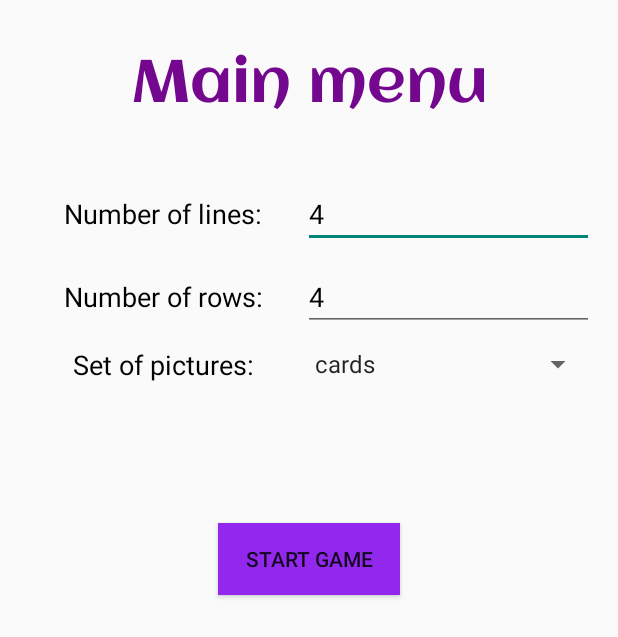
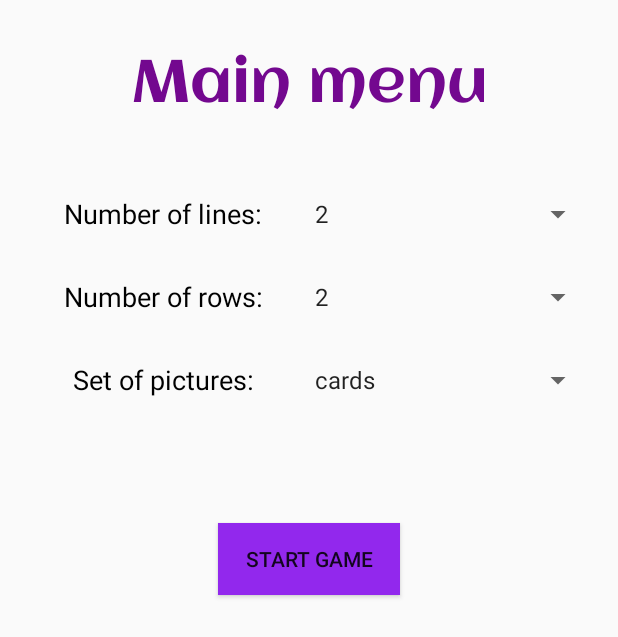
Before and after one commit to komead/laba1MT, an Android app: the screen it shows after launch (MainMenuActivity), on a phone screen of 412 x 824 dp. Shown: the top 637 px of the screen. Run offline under Robolectric (Android 15) with nearby library versions, the light colour scheme and no system bars.

Commit message:
теперь размер поля не нужно вводить, его можно выбрать из заданных значений

```diff
--- a/app/src/main/java/com/example/kapitanov1/MainMenuActivity.java
+++ b/app/src/main/java/com/example/kapitanov1/MainMenuActivity.java
@@ -20,16 +20,14 @@ public class MainMenuActivity extends AppCompatActivity {
         setContentView(R.layout.activity_main_menu);
 
         // Находим элементы интерфейса по их ID
-        EditText etRows = findViewById(R.id.etRows);
-        EditText etColumns = findViewById(R.id.etColumns);
+        Spinner etRows = findViewById(R.id.etRows);
+        Spinner etColumns = findViewById(R.id.etColumns);
         Button btnStartGame = findViewById(R.id.btnApplySize);
         Spinner spinnerPictureCollection = findViewById(R.id.spinnerPictureCollection);
 
-        // ставим значение по умолчанию
-        etRows.setText("4");
-        etColumns.setText("4");
-
         // Получение массива строк из ресурсов
+        String[] rowsArray = getResources().getStringArray(R.array.allowed_rows);
+        String[] columnsArray = getResources().getStringArray(R.array.allowed_columns);
         String[] dataArray = getResources().getStringArray(R.array.picture_collections);
 
         // Создание адаптера и заполнение Spinner
@@ -37,13 +35,21 @@ public class MainMenuActivity extends AppCompatActivity {
         adapter.setDropDownViewResource(android.R.layout.simple_spinner_dropdown_item);
         spinnerPictureCollection.setAdapter(adapter);
 
+        ArrayAdapter<String> adapterRows = new ArrayAdapter<>(this, android.R.layout.simple_spinner_item, rowsArray);
+        adapterRows.setDropDownViewResource(android.R.layout.simple_spinner_dropdown_item);
+        etRows.setAdapter(adapterRows);
+
+        ArrayAdapter<String> adapterColumns = new ArrayAdapter<>(this, android.R.layout.simple_spinner_item, columnsArray);
+        adapterColumns.setDropDownViewResource(android.R.layout.simple_spinner_dropdown_item);
+        etColumns.setAdapter(adapterColumns);
+
         // Устанавливаем обработчик кликов на кнопку
         btnStartGame.setOnClickListener(new View.OnClickListener() {
             @Override
             public void onClick(View v) {
                 // Получаем введенные пользователем значения количества строк и столбцов
-                int rows = Integer.parseInt(etRows.getText().toString());
-                int columns = Integer.parseInt(etColumns.getText().toString());
+                int rows = Integer.parseInt(etRows.getSelectedItem().toString());
+                int columns = Integer.parseInt(etColumns.getSelectedItem().toString());
 
                 // получаем выбранное значение из списка
                 String collection = spinnerPictureCollection.getSelectedItem().toString();
--- a/app/src/main/res/layout/activity_main_menu.xml
+++ b/app/src/main/res/layout/activity_main_menu.xml
@@ -54,34 +54,32 @@
                 <TextView
                         android:text="Set of pictures:"
                         android:layout_width="match_parent"
-                        android:layout_height="wrap_content"
+                        android:layout_height="45dp"
                         android:id="@+id/textView6"
                         android:layout_marginTop="10dp"
                         android:textSize="18sp"
                         android:textAlignment="center"
-                        android:textColor="@color/black"/>
+                        android:textColor="@color/black" android:gravity="center"/>
             </LinearLayout>
             <LinearLayout
                     android:orientation="vertical"
                     android:layout_width="match_parent"
                     android:layout_height="match_parent">
-                <EditText
+                <Spinner
                         android:id="@+id/etRows"
                         android:layout_width="match_parent"
-                        android:layout_height="wrap_content"
-                        android:hint="Enter lines"
-                        android:textColor="@color/black"/>
-                <EditText
+                        android:layout_height="45dp"
+                        android:entries="@array/allowed_rows"/>
+                <Spinner
                         android:id="@+id/etColumns"
                         android:layout_width="match_parent"
-                        android:layout_height="wrap_content"
-                        android:hint="Enter rows"
+                        android:layout_height="45dp"
                         android:layout_marginTop="10dp"
-                        android:textColor="@color/black"/>
+                        android:entries="@array/allowed_columns"/>
                 <Spinner
                         android:id="@+id/spinnerPictureCollection"
                         android:layout_width="match_parent"
-                        android:layout_height="wrap_content"
+                        android:layout_height="45dp"
                         android:layout_marginTop="10dp"
                         android:entries="@array/picture_collections"/>
             </LinearLayout>
--- a/app/src/main/res/values/arrays.xml
+++ b/app/src/main/res/values/arrays.xml
@@ -4,4 +4,16 @@
         <item>cards</item>
         <item>minecraft</item>
     </string-array>
+    <string-array name="allowed_rows">
+        <item>2</item>
+        <item>3</item>
+        <item>4</item>
+        <item>5</item>
+        <item>6</item>
+    </string-array>
+    <string-array name="allowed_columns">
+        <item>2</item>
+        <item>4</item>
+        <item>6</item>
+    </string-array>
 </resources>
```
Also changed, not shown: app/src/main/res/drawable/minecraft18.png (added), app/src/main/res/drawable/minecraft19.png (added), app/src/main/res/drawable/minecraft20.png (added), app/src/main/res/drawable/minecraft21.png (added).
